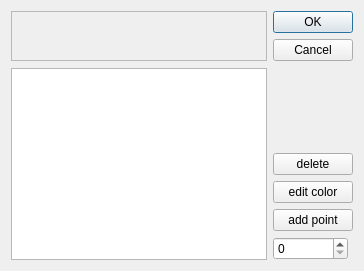
drummyfish/ptdesigner, file texturemaker/texturemaker/colortransitiondialog.ui: the form before one commit.
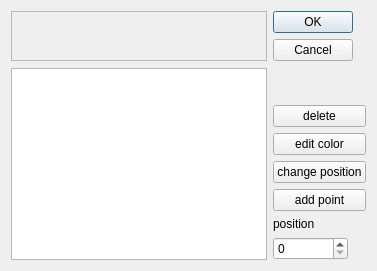
The form after the commit. Custom widgets are drawn as their Qt base class.

```diff
--- a/texturemaker/texturemaker/colortransitiondialog.ui
+++ b/texturemaker/texturemaker/colortransitiondialog.ui
@@ -6,7 +6,7 @@
    <rect>
     <x>0</x>
     <y>0</y>
-    <width>355</width>
+    <width>363</width>
     <height>271</height>
    </rect>
   </property>
@@ -20,9 +20,6 @@
    <string>Dialog</string>
   </property>
   <layout class="QGridLayout" name="gridLayout">
-   <item row="6" column="2" rowspan="5">
-    <widget class="QListWidget" name="points"/>
-   </item>
    <item row="2" column="2">
     <widget class="TransitionPreviewFrame" name="transition_preview">
      <property name="minimumSize">
@@ -45,6 +42,9 @@
      </property>
     </widget>
    </item>
+   <item row="6" column="2" rowspan="8">
+    <widget class="QListWidget" name="points"/>
+   </item>
    <item row="2" column="3">
     <widget class="QDialogButtonBox" name="buttonBox">
      <property name="orientation">
@@ -55,7 +55,7 @@
      </property>
     </widget>
    </item>
-   <item row="10" column="3">
+   <item row="13" column="3">
     <widget class="QSpinBox" name="coordination">
      <property name="maximumSize">
       <size>
@@ -68,21 +68,35 @@
      </property>
     </widget>
    </item>
-   <item row="9" column="3">
+   <item row="10" column="3">
+    <widget class="QPushButton" name="change_position">
+     <property name="text">
+      <string>change position</string>
+     </property>
+    </widget>
+   </item>
+   <item row="12" column="3">
+    <widget class="QLabel" name="label">
+     <property name="text">
+      <string>position</string>
+     </property>
+    </widget>
+   </item>
+   <item row="11" column="3">
     <widget class="QPushButton" name="add_button">
      <property name="text">
       <string>add point</string>
      </property>
     </widget>
    </item>
-   <item row="8" column="3">
+   <item row="9" column="3">
     <widget class="QPushButton" name="edit_button">
      <property name="text">
       <string>edit color</string>
      </property>
     </widget>
    </item>
-   <item row="7" column="3">
+   <item row="8" column="3">
     <widget class="QPushButton" name="delete_button">
      <property name="text">
       <string>delete</string>
```
